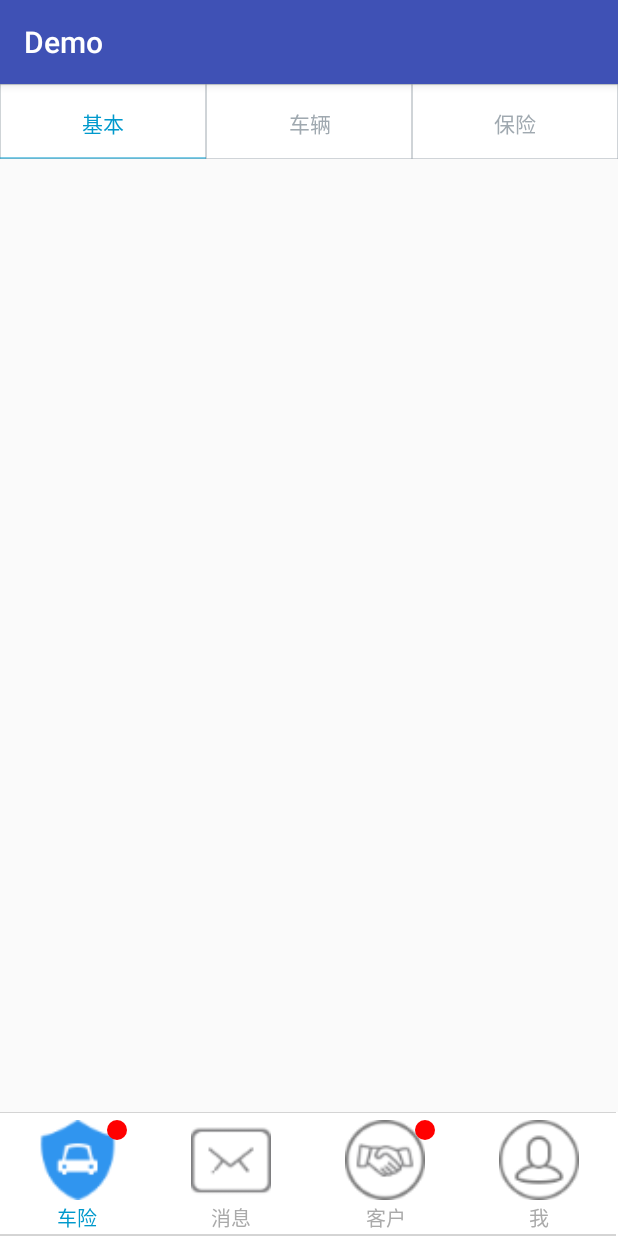
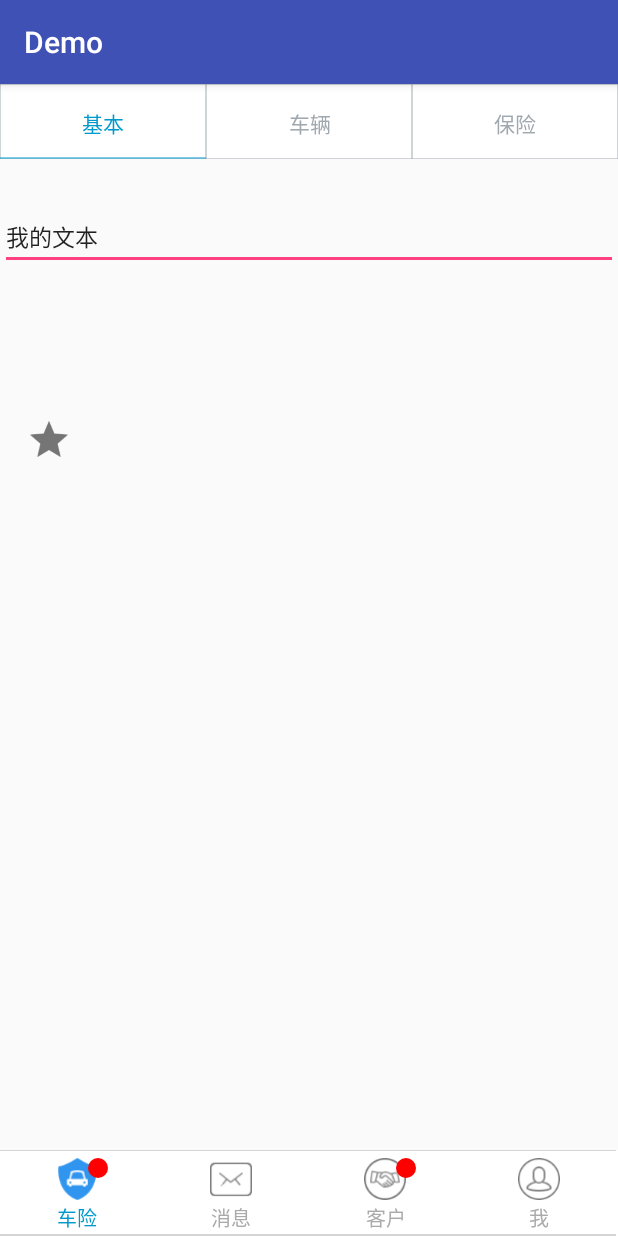
Before and after one commit to weiteng4droid/MineWidget, an Android app: the screen it shows after launch (MainActivity), on a phone screen of 412 x 824 dp. Run offline under Robolectric (Android 15) with nearby library versions, the phone set to English and light mode, and no system bars; our stand-ins replace ButterKnife.

Commit message:
点赞 ImageView

```diff
--- a/app/src/main/java/com/botpy/demo/MainActivity.java
+++ b/app/src/main/java/com/botpy/demo/MainActivity.java
@@ -47,7 +47,7 @@ public class MainActivity extends AppCompatActivity implements TabView.OnTabClic
                 R.mipmap.home_service_selected,
                 R.mipmap.home_me_seleted);
 
-        mTabview.setDrawableWidth(80);
+        mTabview.setDrawableWidth(getResources().getDimensionPixelOffset(R.dimen.w_dp_28));
         mTabview.setCurrentIndex(mIndex);
         mTabview.setOnTabClickListener(this);
         mTabview.showNoticePoint(true);
@@ -75,6 +75,7 @@ public class MainActivity extends AppCompatActivity implements TabView.OnTabClic
     public void onTabClick(int index) {
         mIndex = index;
         switchContent(mFragments.get(mIndex));
+
     }
 
     public void switchContent(BaseFragment to) {
--- a/app/src/main/java/com/botpy/demo/fragment/FirstFragment.java
+++ b/app/src/main/java/com/botpy/demo/fragment/FirstFragment.java
@@ -3,10 +3,13 @@ package com.botpy.demo.fragment;
 import android.os.Bundle;
 import android.util.Log;
 import android.view.View;
+import android.widget.EditText;
+import android.widget.Toast;
 
 import com.botpy.demo.R;
 import com.botpy.demo.base.BaseFragment;
 import com.botpy.demo.widget.ItemTableView;
+import com.botpy.demo.widget.StarImageView;
 
 import butterknife.ButterKnife;
 import butterknife.InjectView;
@@ -20,6 +23,10 @@ public class FirstFragment extends BaseFragment {
 
     @InjectView(R.id.item_table_view)
     ItemTableView mItemTableView;
+    @InjectView(R.id.edittext)
+    EditText mEditText;
+    @InjectView(R.id.star_siv)
+    StarImageView mStarImageView;
 
     @Override
     protected int getLayoutId() {
@@ -36,6 +43,18 @@ public class FirstFragment extends BaseFragment {
                 Log.d(TAG, " FirstFragment : index = " + index);
             }
         });
+        mStarImageView.setOnLikeListener(new StarImageView.OnLikeListener() {
+
+            @Override
+            public void liked() {
+                Toast.makeText(mActivity, "点赞", Toast.LENGTH_SHORT).show();
+            }
+
+            @Override
+            public void unLiked() {
+                Toast.makeText(mActivity, "不点赞", Toast.LENGTH_SHORT).show();
+            }
+        });
     }
 
     @Override
--- a/app/src/main/java/com/botpy/demo/widget/CircleDrawable.java
+++ b/app/src/main/java/com/botpy/demo/widget/CircleDrawable.java
@@ -101,12 +101,12 @@ public class CircleDrawable extends Drawable {
 
     @Override
     public void setAlpha(int alpha) {
-
+        mPaint.getAlpha();
     }
 
     @Override
     public void setColorFilter(ColorFilter cf) {
-
+        mPaint.getColorFilter();
     }
 
     @Override
--- /dev/null
+++ b/app/src/main/java/com/botpy/demo/widget/StarImageView.java
@@ -0,0 +1,88 @@
+package com.botpy.demo.widget;
+
+import android.content.Context;
+import android.content.res.TypedArray;
+import android.graphics.drawable.Drawable;
+import android.util.AttributeSet;
+import android.view.MotionEvent;
+import android.widget.ImageView;
+
+import com.botpy.demo.R;
+
+/**
+ * Created by weiTeng on 2015/12/29.
+ */
+public class StarImageView extends ImageView {
+
+    private static final String TAG = "StarImageView";
+
+    private Drawable mNormalDrawable;
+    private Drawable mSelectedDrawable;
+
+    private boolean mLinked;
+
+    public interface OnLikeListener {
+        void liked();
+        void unLiked();
+    }
+
+    private OnLikeListener mOnLikeListener;
+
+    public void setOnLikeListener(OnLikeListener onLikeListener) {
+        mOnLikeListener = onLikeListener;
+    }
+
+    public StarImageView(Context context) {
+        this(context, null);
+    }
+
+    public StarImageView(Context context, AttributeSet attrs) {
+        this(context, attrs, 0);
+    }
+
+    public StarImageView(Context context, AttributeSet attrs, int defStyleAttr) {
+        super(context, attrs, defStyleAttr);
+        TypedArray ta = context.obtainStyledAttributes(attrs, R.styleable.StarImageView);
+        mNormalDrawable = ta.getDrawable(R.styleable.StarImageView_icon_normal);
+        mSelectedDrawable = ta.getDrawable(R.styleable.StarImageView_icon_selected);
+        mLinked = ta.getBoolean(R.styleable.StarImageView_icon_lined, false);
+        ta.recycle();
+
+        initStarView();
+    }
+
+    private void initStarView() {
+        if(mSelectedDrawable == null || mNormalDrawable == null){
+            throw new IllegalArgumentException("未设置状态图片");
+        }
+        switchState(false);
+    }
+
+    @Override
+    public boolean onTouchEvent(MotionEvent event) {
+        mLinked = !mLinked;
+        switchState(true);
+        return super.onTouchEvent(event);
+    }
+
+    public void setCheckState(boolean checked){
+        setCheckState(checked, false);
+    }
+
+    public void setCheckState(boolean checked, boolean tiger){
+        if(mLinked != checked){
+            mLinked = checked;
+            switchState(tiger);
+        }
+    }
+
+    private void switchState(boolean tiger){
+        if(mLinked){
+            setImageDrawable(mSelectedDrawable);
+            if(tiger && mOnLikeListener != null) mOnLikeListener.liked();
+        }else{
+            setImageDrawable(mNormalDrawable);
+            if(tiger && mOnLikeListener != null) mOnLikeListener.unLiked();
+        }
+    }
+}
--- a/app/src/main/res/layout/layout_fragment_first.xml
+++ b/app/src/main/res/layout/layout_fragment_first.xml
@@ -2,7 +2,8 @@
 <LinearLayout xmlns:android="http://schemas.android.com/apk/res/android"
               xmlns:app="http://schemas.android.com/apk/res-auto"
               android:layout_width="match_parent"
-              android:layout_height="match_parent">
+              android:layout_height="match_parent"
+              android:orientation="vertical">
 
 
     <com.botpy.demo.widget.ItemTableView
@@ -13,4 +14,24 @@
         app:it_textSize="14sp"
         app:it_texts="基本|车辆|保险"
         app:it_verticalGap="5dp"/>
+
+    <EditText
+        android:id="@+id/edittext"
+        android:layout_width="match_parent"
+        android:layout_height="wrap_content"
+        android:layout_marginTop="30dp"
+        android:hint="请输入车牌号码"
+        android:text="我的文本"
+        android:textSize="15sp"/>
+
+    <com.botpy.demo.widget.StarImageView
+        android:id="@+id/star_siv"
+        android:layout_width="25dp"
+        android:layout_height="25dp"
+        android:layout_marginLeft="20dp"
+        android:layout_marginTop="100dp"
+        app:icon_lined="false"
+        app:icon_normal="@drawable/star_off"
+        app:icon_selected="@drawable/star_on" />
+
 </LinearLayout>
--- a/app/src/main/res/values/dimens.xml
+++ b/app/src/main/res/values/dimens.xml
@@ -2,4 +2,6 @@
     <!-- Default screen margins, per the Android Design guidelines. -->
     <dimen name="activity_horizontal_margin">16dp</dimen>
     <dimen name="activity_vertical_margin">16dp</dimen>
+
+    <dimen name="w_dp_28">28dp</dimen>
 </resources>
```
Also changed, not shown: app/src/main/res/values/attrs.xml (+7 -0 lines), app/src/main/res/drawable/star_off.png (added), app/src/main/res/drawable/star_on.png (added), 1 other file.
